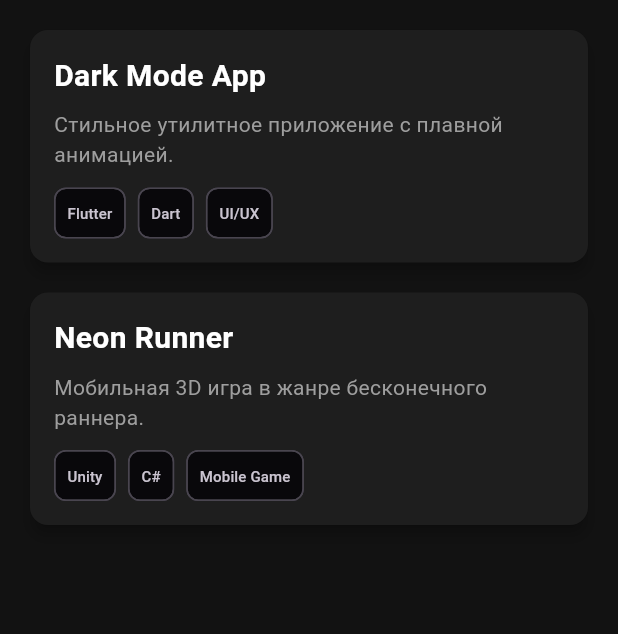
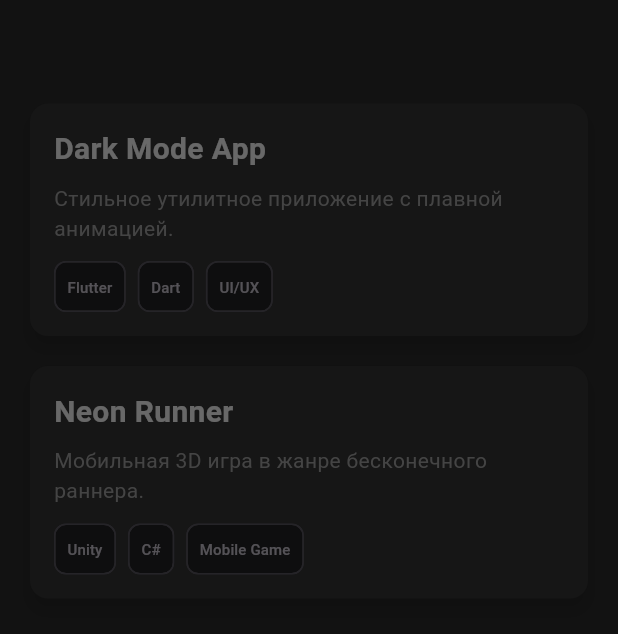
Before and after one commit to JekaGost/nyxal.studio, a Flutter app: the screen it shows after launch, after a tap on "ПРОЕКТЫ", on a phone screen of 412 x 824 dp, the part 84-718 px from its top. Run offline on Flutter 3.47's test engine with Material 3 defaults, Android fonts, the phone set to English and light mode, and no system bars; drawn by our look-alikes of flutter_animate; our stand-ins replace flutter_bloc, freezed_annotation, go_router.

```diff
--- a/lib/ui/layout/main_layout.dart
+++ b/lib/ui/layout/main_layout.dart
@@ -52,14 +52,20 @@
           milliseconds: 1500,
         ), // Общее время: исчезновение + пауза + появление
         transitionBuilder: (child, animation) {
-          // Используем flutter_animate для управления таймингами
-          return child
-              .animate(adapter: Adapter.create(animation))
-              // Появляемся только после 65% времени (пауза в начале для входящего)
-              // Исчезаем в первые 35% времени (пауза в конце для исходящего)
-              .fadeIn(curve: Curves.easeOut, begin: 0.65)
-              // Добавляем легкий сдвиг снизу вверх (параллакс) для красоты
-              .slideY(begin: 0.1, end: 0, curve: Curves.easeOut, begin: 0.65);
+          // Используем стандартные виджеты Flutter для стабильности
+          // Создаем кривую с паузой: анимация начнется только после 65% времени
+          final curvedAnimation = CurvedAnimation(
+            parent: animation,
+            curve: const Interval(0.65, 1.0, curve: Curves.easeOut),
+          );
+
+          return SlideTransition(
+            position: Tween<Offset>(
+              begin: const Offset(0, 0.1), // Легкий сдвиг снизу вверх (10%)
+              end: Offset.zero,
+            ).animate(curvedAnimation),
+            child: FadeTransition(opacity: curvedAnimation, child: child),
+          );
         },
         child: child,
       ),
```
